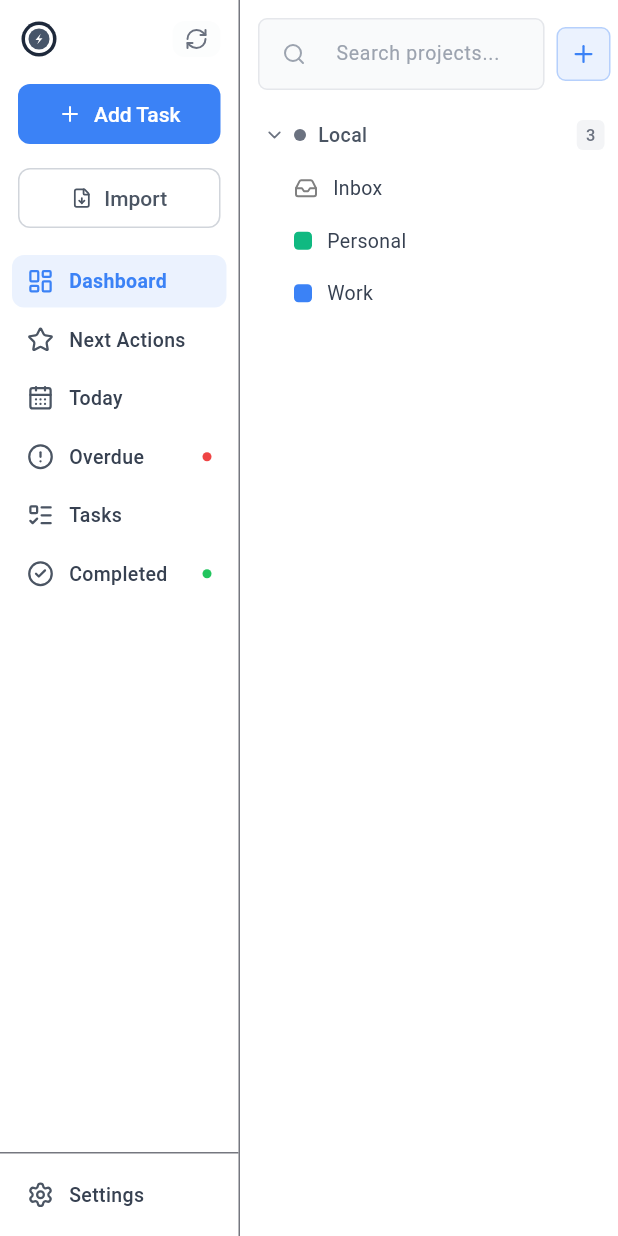
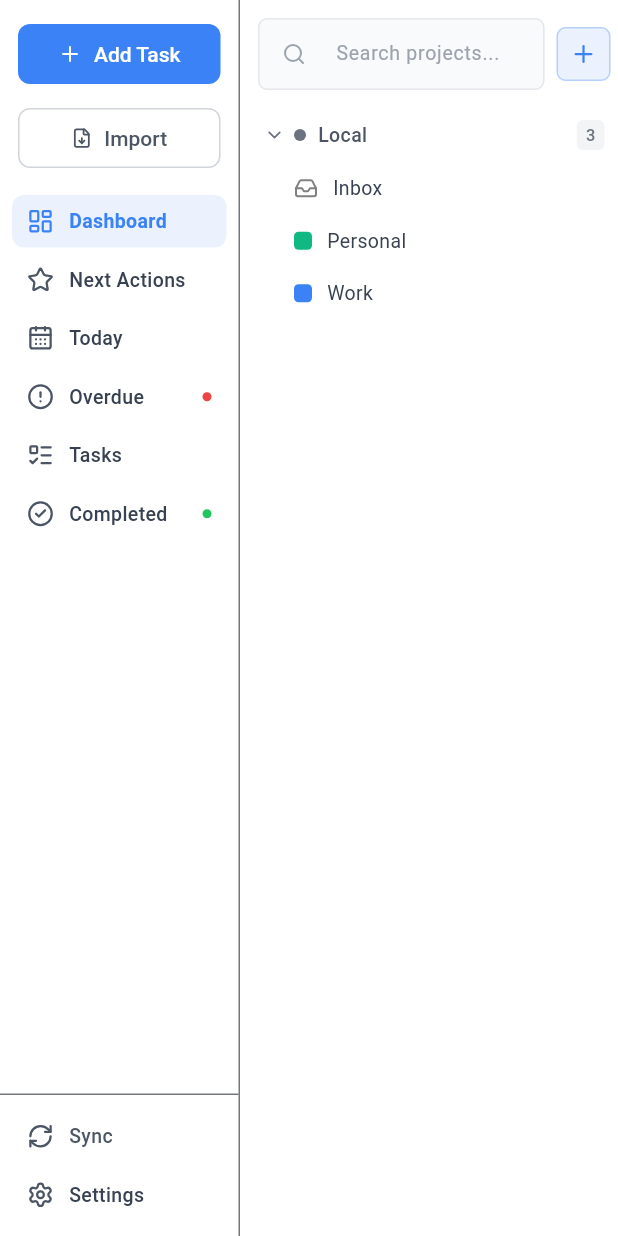
Before and after one commit to openza/tasks, a Flutter app: the screen it shows after launch, on a phone screen of 412 x 824 dp. Run offline on Flutter 3.47's test engine with Material 3 defaults, Android fonts, the phone set to English and light mode, and no system bars; drawn by our look-alikes of toastification; our stand-ins replace dio, drift, file_picker, flutter_riverpod, flutter_secure_storage, flutter_svg and 5 more; missing offline and left inert: dart:ffi, window_manager; accounts and stored records are empty; generated files the repository leaves out were written again.

Commit message:
refactor: improve nav rail layout
- Remove Openza logo from top for cleaner look
- Move sync from header badge to nav item style above Settings
- Sync now matches Settings visual style (icon + label)
- Shows status: Sync / Syncing... / Synced / Retry with color coding
- Orange dot indicator for pending changes

```diff
--- a/lib/presentation/widgets/layout/nav_rail.dart
+++ b/lib/presentation/widgets/layout/nav_rail.dart
@@ -7,9 +7,8 @@ import '../../../app/app_router.dart';
 import '../../../app/app_theme.dart';
 import '../../providers/repository_provider.dart';
 import '../../providers/selected_project_provider.dart';
+import '../../providers/sync_provider.dart';
 import '../../providers/task_provider.dart';
-import '../badges/sync_badge.dart';
-import '../common/openza_logo.dart';
 import '../dialogs/create_task_dialog.dart';
 import '../dialogs/import_markdown_dialog.dart';
 
@@ -32,17 +31,7 @@ class NavRail extends ConsumerWidget {
       ),
       child: Column(
         children: [
-          // Logo and sync status
-          Padding(
-            padding: const EdgeInsets.symmetric(horizontal: 12, vertical: 12),
-            child: Row(
-              children: [
-                const OpenzaLogo(size: 28, showText: false),
-                const Spacer(),
-                const SyncBadge(),
-              ],
-            ),
-          ),
+          const SizedBox(height: 12),
 
           // Add Task Button + Import Button
           Padding(
@@ -133,7 +122,7 @@ class NavRail extends ConsumerWidget {
             ),
           ),
 
-          // Settings at bottom
+          // Sync + Settings at bottom
           Container(
             padding: const EdgeInsets.all(8),
             decoration: BoxDecoration(
@@ -141,12 +130,19 @@ class NavRail extends ConsumerWidget {
                 top: BorderSide(color: Theme.of(context).dividerColor),
               ),
             ),
-            child: _NavRailItem(
-              icon: LucideIcons.settings,
-              label: 'Settings',
-              path: AppRoutes.settings,
-              isActive: currentPath == AppRoutes.settings,
-              onTap: () => context.go(AppRoutes.settings),
+            child: Column(
+              children: [
+                // Sync
+                const _SyncNavItem(),
+                // Settings
+                _NavRailItem(
+                  icon: LucideIcons.settings,
+                  label: 'Settings',
+                  path: AppRoutes.settings,
+                  isActive: currentPath == AppRoutes.settings,
+                  onTap: () => context.go(AppRoutes.settings),
+                ),
+              ],
             ),
           ),
         ],
@@ -254,3 +250,105 @@ class _NavRailItem extends StatelessWidget {
     );
   }
 }
+
+/// Sync nav item widget with status indicator
+class _SyncNavItem extends ConsumerWidget {
+  const _SyncNavItem();
+
+  @override
+  Widget build(BuildContext context, WidgetRef ref) {
+    final syncState = ref.watch(syncProvider);
+
+    final icon = switch (syncState.status) {
+      SyncStatus.idle => LucideIcons.refreshCw,
+      SyncStatus.syncing => LucideIcons.loader2,
+      SyncStatus.success => LucideIcons.checkCircle,
+      SyncStatus.error => LucideIcons.alertCircle,
+    };
+
+    final label = switch (syncState.status) {
+      SyncStatus.idle => 'Sync',
+      SyncStatus.syncing => 'Syncing...',
+      SyncStatus.success => 'Synced',
+      SyncStatus.error => 'Retry',
+    };
+
+    final color = switch (syncState.status) {
+      SyncStatus.idle => AppTheme.gray600,
+      SyncStatus.syncing => AppTheme.primaryBlue,
+      SyncStatus.success => AppTheme.successGreen,
+      SyncStatus.error => AppTheme.errorRed,
+    };
+
+    // Build tooltip message
+    String tooltip = 'Click to sync';
+    if (syncState.lastSyncTime != null) {
+      final ago = DateTime.now().difference(syncState.lastSyncTime!);
+      if (ago.inMinutes < 1) {
+        tooltip = 'Last synced just now';
+      } else if (ago.inMinutes < 60) {
+        tooltip = 'Last synced ${ago.inMinutes}m ago';
+      } else {
+        tooltip = 'Last synced ${ago.inHours}h ago';
+      }
+    }
+    if (syncState.pendingCompletions > 0) {
+      tooltip += '\n${syncState.pendingCompletions} pending';
+    }
+
+    return Tooltip(
+      message: tooltip,
+      child: Padding(
+        padding: const EdgeInsets.symmetric(vertical: 2),
+        child: Material(
+          color: Colors.transparent,
+          borderRadius: BorderRadius.circular(8),
+          child: InkWell(
+            onTap: syncState.isSyncing
+                ? null
+                : () => ref.read(syncProvider.notifier).syncNow(),
+            borderRadius: BorderRadius.circular(8),
+            child: Padding(
+              padding: const EdgeInsets.symmetric(horizontal: 10, vertical: 8),
+              child: Row(
+                children: [
+                  syncState.isSyncing
+                      ? SizedBox(
+                          width: 18,
+                          height: 18,
+                          child: CircularProgressIndicator(
+                            strokeWidth: 2,
+                            color: color,
+                          ),
+                        )
+                      : Icon(icon, size: 18, color: color),
+                  const SizedBox(width: 10),
+                  Expanded(
+                    child: Text(
+                      label,
+                      style: TextStyle(
+                        fontSize: 13,
+                        fontWeight: FontWeight.w500,
+                        color: color,
+                      ),
+                      overflow: TextOverflow.ellipsis,
+                    ),
+                  ),
+                  if (syncState.pendingCompletions > 0)
+                    Container(
+                      width: 6,
+                      height: 6,
+                      decoration: BoxDecoration(
+                        color: AppTheme.warningOrange,
+                        shape: BoxShape.circle,
+                      ),
+                    ),
+                ],
+              ),
+            ),
+          ),
+        ),
+      ),
+    );
+  }
+}
```
